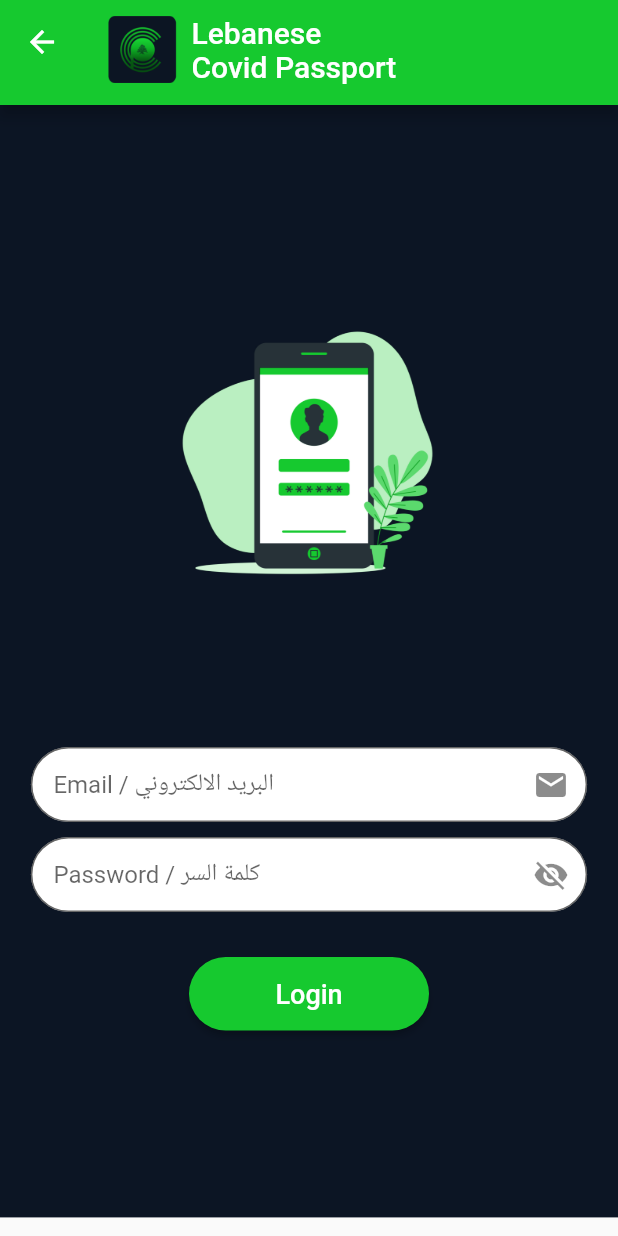
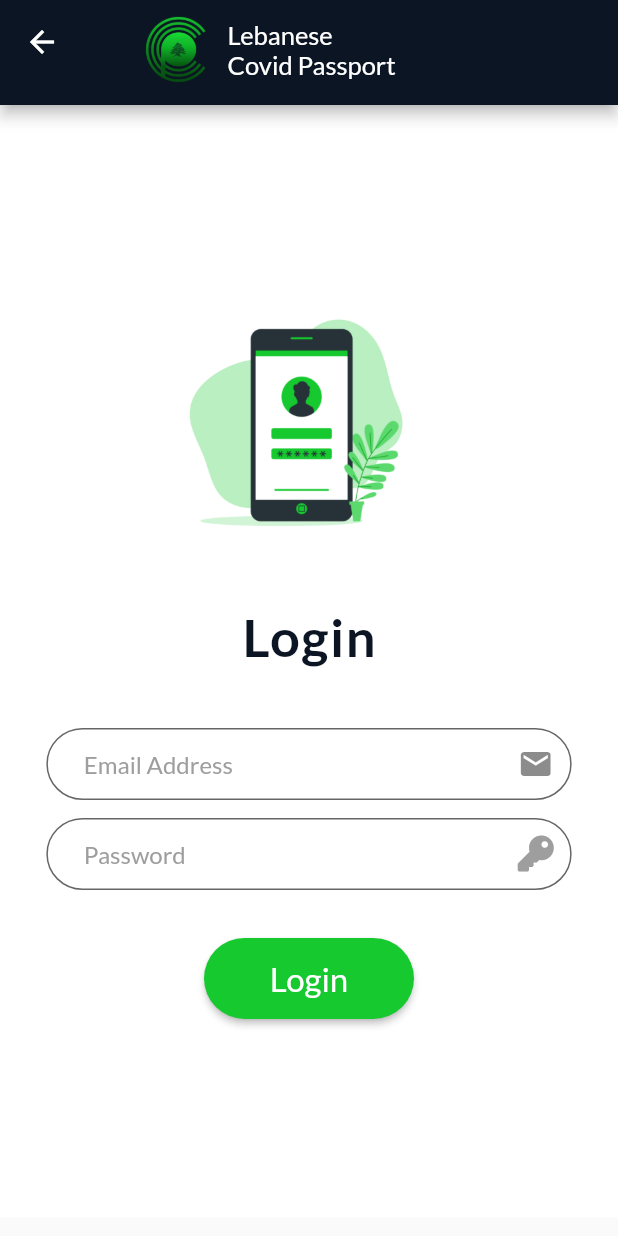
Before and after one commit to sarahhammoud/LebaneseCovidPassport, a Flutter app: the LoginPage screen opened by its route, on a phone screen of 412 x 824 dp. Run offline on Flutter 3.47's test engine with Material 2 defaults, Android fonts, the phone set to English and light mode, and no system bars; our stand-ins replace cloud_firestore, firebase_auth, firebase_core, font_awesome_flutter, image_picker, qr_flutter and 1 more; accounts and stored records are empty.

Commit message:
Design tweeks

```diff
--- a/lib/Constants.dart
+++ b/lib/Constants.dart
@@ -9,10 +9,5 @@ const String LogOut = 'Log out';
 
 const List<String> choices = <String>[EditProfile, settings, LogOut];
 
-const TextStyle covPassBodyTextStyle = TextStyle(
-  fontSize: 15,
-  color: Colors.grey,
-);
-
 const TextStyle labelTextStyle =
     TextStyle(color: kDarkBlueColor, fontWeight: FontWeight.bold);
--- a/lib/main.dart
+++ b/lib/main.dart
@@ -14,6 +14,7 @@ class MyApp extends StatelessWidget {
       title: 'CovPass',
       theme: ThemeData(
         primarySwatch: Colors.green,
+        fontFamily: 'Lato',
         visualDensity: VisualDensity.adaptivePlatformDensity,
       ),
       initialRoute: WelcomePage.id,
--- a/lib/pages/AppBar Components/Appbar.dart
+++ b/lib/pages/AppBar Components/Appbar.dart
@@ -15,15 +15,15 @@ class CovPassAppBar extends StatelessWidget {
         padding: const EdgeInsets.only(top: 10),
         child: Row(
           children: [
+            SizedBox(width: 24),
             Image.asset(
               'assets/logo.jpg',
               height: 45,
             ),
-            SizedBox(
-              width: 10,
-            ),
+            SizedBox(width: 14),
             Text(
               title,
+              style: TextStyle(fontSize: 17),
             )
           ],
         ),
--- a/lib/pages/Login.dart
+++ b/lib/pages/Login.dart
@@ -5,6 +5,7 @@ import 'package:covpass/pages/Status.dart';
 import 'package:firebase_auth/firebase_auth.dart';
 import 'package:firebase_core/firebase_core.dart';
 import 'package:flutter/material.dart';
+import 'package:font_awesome_flutter/font_awesome_flutter.dart';
 import 'package:shared_preferences/shared_preferences.dart';
 
 class LoginPage extends StatefulWidget {
@@ -19,12 +20,19 @@ class _LoginPageState extends State<LoginPage> {
 
   void submit() async {
     try {
+      final snackBar = SnackBar(
+        content: const Text(
+          "Logging in...",
+          textAlign: TextAlign.start,
+        ),
+        duration: Duration(seconds: 1),
+      );
+      ScaffoldMessenger.of(context).showSnackBar(snackBar);
       await Firebase.initializeApp();
       UserCredential FBUser = await FirebaseAuth.instance
           .signInWithEmailAndPassword(
               email: _username.text, password: _password.text);
       if (FBUser != null) {
-        print('signed-in : ${FBUser.user!.uid}');
         final SharedPreferences prefs = await SharedPreferences.getInstance();
         prefs.setString('uid', FBUser.user!.uid);
         prefs.setBool('ln', true);
@@ -34,6 +42,17 @@ class _LoginPageState extends State<LoginPage> {
             MaterialPageRoute(builder: (context) => StatusPage(db: db)));
       }
     } catch (e) {
+      final snackBar = SnackBar(
+        content: const Text(
+          "Email and Password don't match !!",
+          textAlign: TextAlign.start,
+        ),
+        action: SnackBarAction(
+          label: 'Undo',
+          onPressed: () {},
+        ),
+      );
+      ScaffoldMessenger.of(context).showSnackBar(snackBar);
       print('ERROR : $e');
     }
   }
@@ -49,7 +68,7 @@ class _LoginPageState extends State<LoginPage> {
         preferredSize: Size.fromHeight(70.0),
         child: CovPassAppBar(
           title: 'Lebanese \nCovid Passport',
-          appbarColor: kGreenColor,
+          appbarColor: kDarkBlueColor,
           actions: [],
         ),
       ),
@@ -57,7 +76,7 @@ class _LoginPageState extends State<LoginPage> {
         child: Container(
           height: height * 0.9,
           decoration: BoxDecoration(
-            color: kDarkBlueColor,
+            color: Colors.white,
             image: DecorationImage(
               image: AssetImage('assets/login-background.jpg'),
               fit: BoxFit.cover,
@@ -68,21 +87,34 @@ class _LoginPageState extends State<LoginPage> {
             crossAxisAlignment: CrossAxisAlignment.center,
             children: [
               Container(
-                height: height * 0.35,
+                height: height * 0.25,
+              ),
+              Text(
+                'Login',
+                style: TextStyle(
+                    color: kDarkBlueColor,
+                    letterSpacing: 1,
+                    fontSize: 35,
+                    fontWeight: FontWeight.w700),
               ),
               SizedBox(
-                height: 20.0,
+                height: 40.0,
               ),
               Container(
-                width: width * 0.9,
+                width: width * 0.85,
                 height: 50.0,
                 child: TextField(
                   controller: _username,
                   cursorColor: Color(0xFF16C92F),
-                  style: TextStyle(fontSize: 16),
+                  keyboardType: TextInputType.emailAddress,
+                  style: TextStyle(
+                    fontSize: 16,
+                    textBaseline: TextBaseline.alphabetic,
+                  ),
                   decoration: InputDecoration(
-                    hintText: 'Email / البريد الالكتروني',
-                    contentPadding: EdgeInsets.all(15),
+                    hintText: 'Email Address',
+                    hintStyle: TextStyle(color: Colors.grey),
+                    contentPadding: EdgeInsets.fromLTRB(25, 7, 15, 15),
                     filled: true,
                     fillColor: Colors.white,
                     suffixIcon: Icon(Icons.email),
@@ -96,19 +128,26 @@ class _LoginPageState extends State<LoginPage> {
                 height: 10.0,
               ),
               Container(
-                width: width * 0.9,
+                width: width * 0.85,
                 height: 50.0,
                 child: TextField(
                   controller: _password,
                   obscureText: true,
                   cursorColor: Color(0xFF16C92F),
-                  style: TextStyle(fontSize: 16),
+                  style: TextStyle(
+                    fontSize: 16,
+                    textBaseline: TextBaseline.alphabetic,
+                  ),
                   decoration: InputDecoration(
-                    hintText: 'Password / كلمة السر',
+                    hintText: 'Password',
+                    hintStyle: TextStyle(color: Colors.grey),
                     filled: true,
                     fillColor: Colors.white,
-                    contentPadding: EdgeInsets.all(15),
-                    suffixIcon: Icon(Icons.visibility_off),
+                    contentPadding: EdgeInsets.fromLTRB(25, 7, 15, 15),
+                    suffixIcon: Icon(
+                      FontAwesomeIcons.key,
+                      color: Colors.grey,
+                    ),
                     border: OutlineInputBorder(
                       borderRadius: BorderRadius.circular(40.0),
                     ),
@@ -124,11 +163,11 @@ class _LoginPageState extends State<LoginPage> {
                   mainAxisAlignment: MainAxisAlignment.center,
                   children: [
                     ButtonTheme(
-                      minWidth: 160,
+                      minWidth: 140,
                       child: Padding(
                         padding: const EdgeInsets.all(5),
                         child: RaisedButton(
-                          child: Text('Login', style: TextStyle(fontSize: 18)),
+                          child: Text('Login', style: TextStyle(fontSize: 22)),
                           color: Color(0xFF16C92F),
                           textColor: Colors.white,
                           padding: EdgeInsets.all(14),
--- a/lib/pages/Welcome.dart
+++ b/lib/pages/Welcome.dart
@@ -10,7 +10,6 @@ class WelcomePage extends StatefulWidget {
 }
 
 class _WelcomePageState extends State<WelcomePage> {
-  //TODO: animation screen before welcome
   @override
   Widget build(BuildContext context) {
     double screenHeight = MediaQuery.of(context).size.height;
@@ -54,7 +53,7 @@ class _WelcomePageState extends State<WelcomePage> {
                   padding: const EdgeInsets.all(4.0),
                   child: RaisedButton(
                     child:
-                        Text('Create Account', style: TextStyle(fontSize: 18)),
+                        Text('Create Account', style: TextStyle(fontSize: 19)),
                     //new Image.asset(name),
 
                     color: kDarkBlueColor,
@@ -75,7 +74,7 @@ class _WelcomePageState extends State<WelcomePage> {
                 child: Padding(
                   padding: const EdgeInsets.all(4.0),
                   child: RaisedButton(
-                    child: Text('Log in', style: TextStyle(fontSize: 18)),
+                    child: Text('Log in', style: TextStyle(fontSize: 19)),
                     color: kDarkBlueColor,
                     textColor: kGreenColor,
                     padding: EdgeInsets.all(20),
```
Also changed, not shown: lib/pages/Certificates/Certificates.dart (+35 -17 lines), lib/pages/Certificates/PCRCertificate.dart (+6 -6 lines), lib/pages/Certificates/VaccinationCertificate.dart (+5 -5 lines), lib/pages/MyCovidStatus.dart (+15 -11 lines), lib/pages/PCRTest.dart (+8 -16 lines), lib/pages/SignUp.dart (+10 -10 lines), lib/pages/Travel Components/Travel.dart (+7 -1 lines), lib/pages/Travel Components/TravelDialog.dart (+4 -5 lines), pubspec.yaml (+17 -0 lines), assets/login-background.jpg, assets/logo.jpg.
